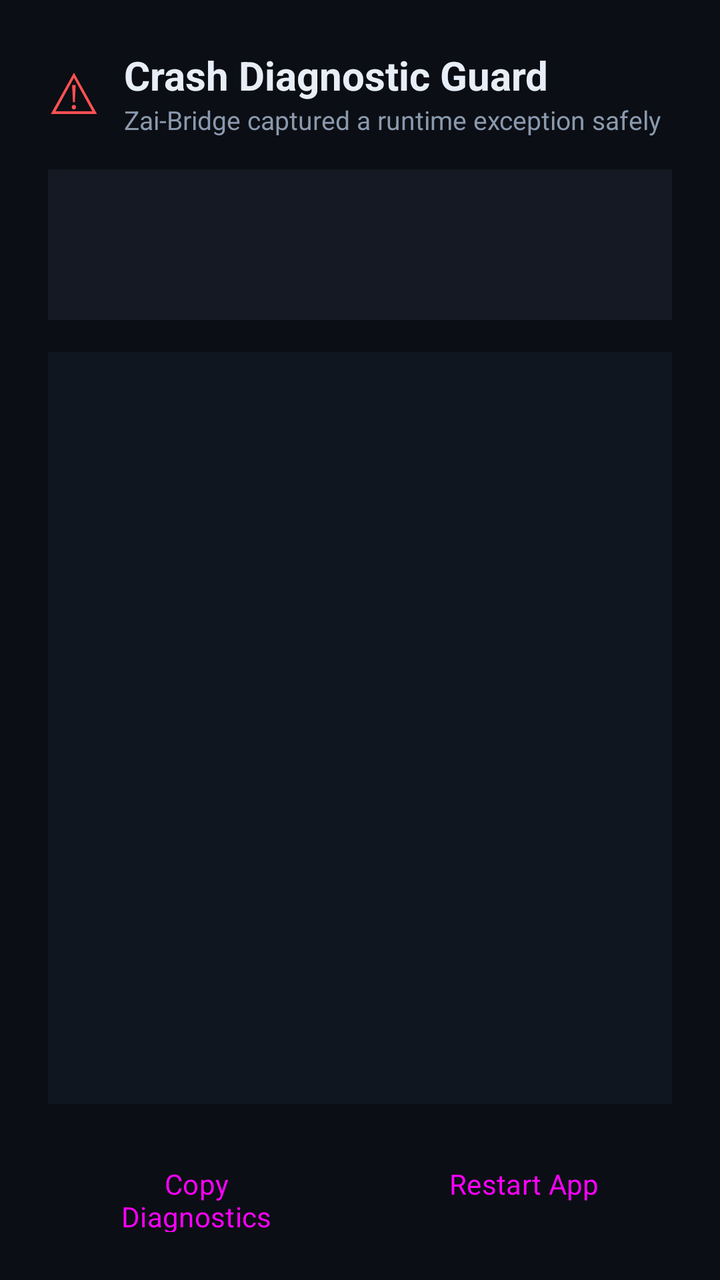
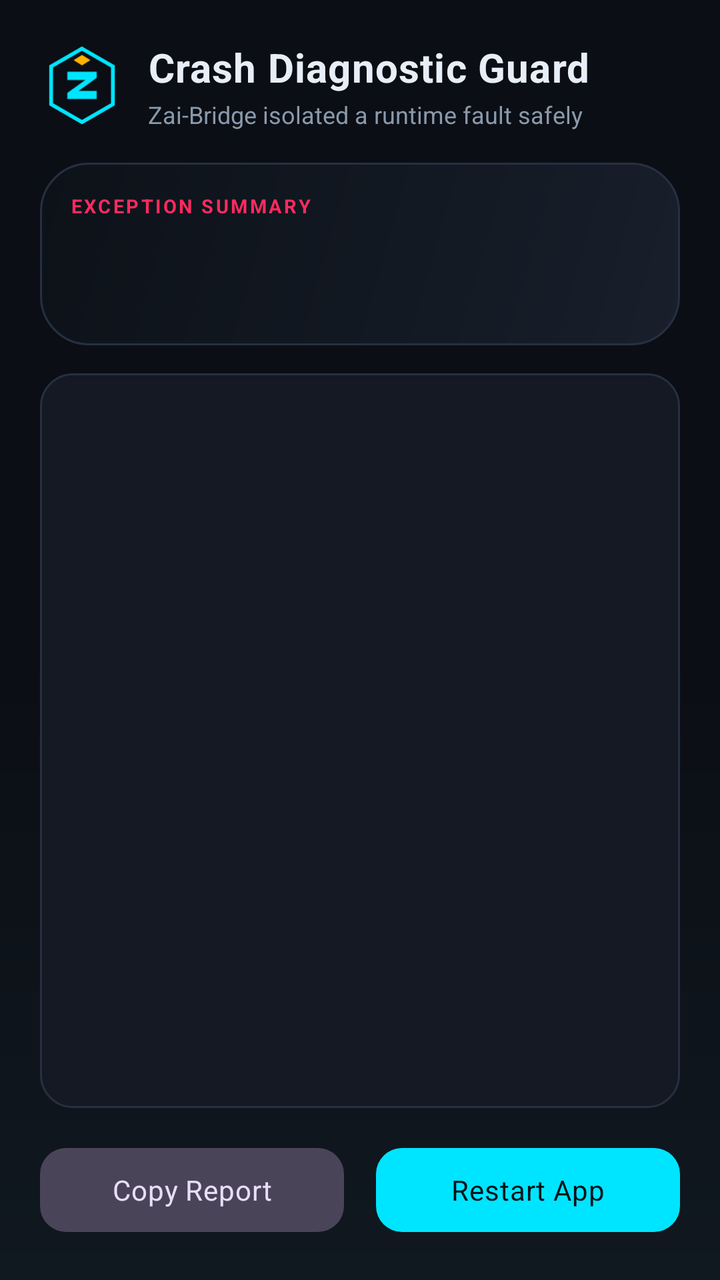

An Android layout rendered at two revisions. The XML below is the earlier revision; the diff shows what the commit changed to produce the second picture.
<!-- AndroidManifest.xml: activity theme Theme.ZaiBridge -->
<!-- res/layout/activity_crash.xml -->
<?xml version="1.0" encoding="utf-8"?>
<LinearLayout xmlns:android="http://schemas.android.com/apk/res/android"
    android:layout_width="match_parent"
    android:layout_height="match_parent"
    android:background="@color/zb_background"
    android:orientation="vertical"
    android:padding="24dp">

    
    <LinearLayout
        android:layout_width="match_parent"
        android:layout_height="wrap_content"
        android:orientation="horizontal"
        android:gravity="center_vertical"
        android:layout_marginBottom="16dp">

        <TextView
            android:layout_width="wrap_content"
            android:layout_height="wrap_content"
            android:text="⚠"
            android:textColor="#FF5252"
            android:textSize="28sp"
            android:layout_marginEnd="12dp" />

        <LinearLayout
            android:layout_width="0dp"
            android:layout_height="wrap_content"
            android:layout_weight="1"
            android:orientation="vertical">

            <TextView
                android:layout_width="wrap_content"
                android:layout_height="wrap_content"
                android:text="Crash Diagnostic Guard"
                android:textColor="@color/zb_text"
                android:textSize="20sp"
                android:textStyle="bold" />

            <TextView
                android:layout_width="wrap_content"
                android:layout_height="wrap_content"
                android:text="Zai-Bridge captured a runtime exception safely"
                android:textColor="@color/zb_text_dim"
                android:textSize="13sp" />
        </LinearLayout>
    </LinearLayout>

    
    <LinearLayout
        android:layout_width="match_parent"
        android:layout_height="wrap_content"
        android:background="@color/zb_surface"
        android:orientation="vertical"
        android:padding="16dp"
        android:layout_marginBottom="16dp">

        <TextView
            android:id="@+id/tv_crash_error"
            android:layout_width="match_parent"
            android:layout_height="wrap_content"
            android:textColor="#FF8A80"
            android:textSize="14sp"
            android:textStyle="bold"
            android:layout_marginBottom="8dp" />

        <TextView
            android:id="@+id/tv_device_info"
            android:layout_width="match_parent"
            android:layout_height="wrap_content"
            android:textColor="@color/zb_text_dim"
            android:textSize="12sp"
            android:fontFamily="monospace" />
    </LinearLayout>

    
    <ScrollView
        android:layout_width="match_parent"
        android:layout_height="0dp"
        android:layout_weight="1"
        android:background="@color/zb_surface_low"
        android:padding="12dp"
        android:layout_marginBottom="16dp">

        <TextView
            android:id="@+id/tv_stack_trace"
            android:layout_width="match_parent"
            android:layout_height="wrap_content"
            android:textColor="@color/zb_text"
            android:textSize="11sp"
            android:fontFamily="monospace"
            android:textIsSelectable="true" />
    </ScrollView>

    
    <LinearLayout
        android:layout_width="match_parent"
        android:layout_height="wrap_content"
        android:orientation="horizontal">

        <Button
            android:id="@+id/btn_copy"
            style="@style/Widget.Material3.Button.TonalButton"
            android:layout_width="0dp"
            android:layout_height="48dp"
            android:layout_weight="1"
            android:layout_marginEnd="8dp"
            android:text="Copy Diagnostics"
            android:textAllCaps="false" />

        <Button
            android:id="@+id/btn_restart"
            style="@style/Widget.Material3.Button"
            android:layout_width="0dp"
            android:layout_height="48dp"
            android:layout_weight="1"
            android:layout_marginStart="8dp"
            android:text="Restart App"
            android:textAllCaps="false" />
    </LinearLayout>

</LinearLayout>
<!-- resources referenced by this layout -->
<resources>
  <color name="zb_background">#0B0E14</color>
  <color name="zb_surface">#141923</color>
  <color name="zb_surface_low">#101620</color>
  <color name="zb_text">#E8EEF7</color>
  <color name="zb_text_dim">#8A99AD</color>
  <color name="zb_accent">#00E5FF</color>
  <color name="zb_on_accent">#04121A</color>
  <color name="zb_accent_deep">#008DA0</color>
  <color name="zb_amber">#FFB300</color>
  <color name="zb_surface_high">#1A2130</color>
  <color name="zb_outline">#263042</color>
  <style name="Widget.ZaiBridge.Button" parent="Widget.Material3.Button">
          <item name="android:textAllCaps">false</item>
          <item name="android:letterSpacing">0.02</item>
          <item name="cornerRadius">16dp</item>
      </style>
  <!-- unchanged entries left out for length: 1 -->
</resources>

<!-- the commit's change to res/layout/activity_crash.xml (unified diff, before → after) -->
@@ -1,26 +1,27 @@
 <?xml version="1.0" encoding="utf-8"?>
 <LinearLayout xmlns:android="http://schemas.android.com/apk/res/android"
+    xmlns:app="http://schemas.android.com/apk/res-auto"
     android:layout_width="match_parent"
     android:layout_height="match_parent"
-    android:background="@color/zb_background"
+    android:background="@drawable/bg_app"
+    android:fitsSystemWindows="true"
     android:orientation="vertical"
-    android:padding="24dp">
+    android:padding="20dp">
 
     
     <LinearLayout
         android:layout_width="match_parent"
         android:layout_height="wrap_content"
-        android:orientation="horizontal"
+        android:layout_marginBottom="16dp"
         android:gravity="center_vertical"
-        android:layout_marginBottom="16dp">
+        android:orientation="horizontal">
 
-        <TextView
-            android:layout_width="wrap_content"
-            android:layout_height="wrap_content"
-            android:text="⚠"
-            android:textColor="#FF5252"
-            android:textSize="28sp"
-            android:layout_marginEnd="12dp" />
+        <ImageView
+            android:layout_width="42dp"
+            android:layout_height="42dp"
+            android:layout_marginEnd="12dp"
+            android:contentDescription="@null"
+            android:src="@drawable/ic_emblem" />
 
         <LinearLayout
             android:layout_width="0dp"
@@ -31,6 +32,7 @@
             <TextView
                 android:layout_width="wrap_content"
                 android:layout_height="wrap_content"
+                android:letterSpacing="0.02"
                 android:text="Crash Diagnostic Guard"
                 android:textColor="@color/zb_text"
                 android:textSize="20sp"
@@ -39,9 +41,10 @@
             <TextView
                 android:layout_width="wrap_content"
                 android:layout_height="wrap_content"
-                android:text="Zai-Bridge captured a runtime exception safely"
+                android:layout_marginTop="2dp"
+                android:text="Zai-Bridge isolated a runtime fault safely"
                 android:textColor="@color/zb_text_dim"
-                android:textSize="13sp" />
+                android:textSize="12sp" />
         </LinearLayout>
     </LinearLayout>
 
@@ -49,46 +52,61 @@
     <LinearLayout
         android:layout_width="match_parent"
         android:layout_height="wrap_content"
-        android:background="@color/zb_surface"
+        android:layout_marginBottom="14dp"
+        android:background="@drawable/bg_glass"
         android:orientation="vertical"
-        android:padding="16dp"
-        android:layout_marginBottom="16dp">
+        android:padding="15dp">
+
+        <TextView
+            android:layout_width="wrap_content"
+            android:layout_height="wrap_content"
+            android:letterSpacing="0.12"
+            android:text="EXCEPTION SUMMARY"
+            android:textAllCaps="true"
+            android:textColor="#FF2A5F"
+            android:textSize="9.5sp"
+            android:textStyle="bold" />
 
         <TextView
             android:id="@+id/tv_crash_error"
             android:layout_width="match_parent"
             android:layout_height="wrap_content"
+            android:layout_marginTop="5dp"
+            android:layout_marginBottom="10dp"
             android:textColor="#FF8A80"
-            android:textSize="14sp"
-            android:textStyle="bold"
-            android:layout_marginBottom="8dp" />
+            android:textSize="13.5sp"
+            android:textStyle="bold" />
 
         <TextView
             android:id="@+id/tv_device_info"
             android:layout_width="match_parent"
             android:layout_height="wrap_content"
+            android:fontFamily="monospace"
+            android:fontFeatureSettings="tnum"
+            android:lineSpacingExtra="3dp"
             android:textColor="@color/zb_text_dim"
-            android:textSize="12sp"
-            android:fontFamily="monospace" />
+            android:textSize="11sp" />
     </LinearLayout>
 
     
     <ScrollView
         android:layout_width="match_parent"
         android:layout_height="0dp"
+        android:layout_marginBottom="16dp"
         android:layout_weight="1"
-        android:background="@color/zb_surface_low"
-        android:padding="12dp"
-        android:layout_marginBottom="16dp">
+        android:background="@drawable/bg_file_row"
+        android:padding="13dp">
 
         <TextView
             android:id="@+id/tv_stack_trace"
             android:layout_width="match_parent"
             android:layout_height="wrap_content"
+            android:fontFamily="monospace"
+            android:fontFeatureSettings="tnum"
+            android:lineSpacingExtra="2dp"
             android:textColor="@color/zb_text"
-            android:textSize="11sp"
-            android:fontFamily="monospace"
-            android:textIsSelectable="true" />
+            android:textIsSelectable="true"
+            android:textSize="10.5sp" />
     </ScrollView>
 
     
@@ -97,25 +115,29 @@
         android:layout_height="wrap_content"
         android:orientation="horizontal">
 
-        <Button
+        <com.google.android.material.button.MaterialButton
             android:id="@+id/btn_copy"
             style="@style/Widget.Material3.Button.TonalButton"
             android:layout_width="0dp"
-            android:layout_height="48dp"
+            android:layout_height="50dp"
+            android:layout_marginEnd="8dp"
             android:layout_weight="1"
-            android:layout_marginEnd="8dp"
-            android:text="Copy Diagnostics"
-            android:textAllCaps="false" />
+            android:text="Copy Report"
+            android:textAllCaps="false"
+            app:cornerRadius="13dp" />
 
-        <Button
+        <com.google.android.material.button.MaterialButton
             android:id="@+id/btn_restart"
-            style="@style/Widget.Material3.Button"
+            style="@style/Widget.ZaiBridge.Button"
             android:layout_width="0dp"
-            android:layout_height="48dp"
+            android:layout_height="50dp"
+            android:layout_marginStart="8dp"
             android:layout_weight="1"
-            android:layout_marginStart="8dp"
             android:text="Restart App"
-            android:textAllCaps="false" />
+            android:textAllCaps="false"
+            android:textColor="@color/zb_on_accent"
+            app:backgroundTint="@color/zb_accent"
+            app:cornerRadius="13dp" />
     </LinearLayout>
 
 </LinearLayout>
<!-- resource entries referenced after the edit -->
@@ -2,9 +2,57 @@
 <resources>
   <color name="zb_background">#0B0E14</color>
   <color name="zb_surface">#141923</color>
-  <color name="zb_surface_low">#101620</color>
   <color name="zb_text">#E8EEF7</color>
   <color name="zb_text_dim">#8A99AD</color>
+  <!-- drawable bg_app (drawable) -->
+  <?xml version="1.0" encoding="utf-8"?>
+  <shape xmlns:android="http://schemas.android.com/apk/res/android">
+      <gradient
+          android:angle="270"
+          android:startColor="#0B0E14"
+          android:centerColor="#0B0E14"
+          android:endColor="#101820" />
+  </shape>
+  <!-- drawable bg_file_row (drawable) -->
+  <?xml version="1.0" encoding="utf-8"?>
+  <shape xmlns:android="http://schemas.android.com/apk/res/android"
+      android:shape="rectangle">
+      <corners android:radius="16dp" />
+      <solid android:color="#141923" />
+      <stroke android:width="1dp" android:color="@color/zb_outline" />
+  </shape>
+  <!-- drawable bg_glass (drawable) -->
+  <?xml version="1.0" encoding="utf-8"?>
+  <shape xmlns:android="http://schemas.android.com/apk/res/android"
+      android:shape="rectangle">
+      <corners android:radius="24dp" />
+      <gradient
+          android:angle="135"
+          android:startColor="#191F2B"
+          android:centerColor="#121821"
+          android:endColor="#0D1219" />
+      <stroke android:width="1dp" android:color="@color/zb_outline" />
+  </shape>
+  <!-- drawable ic_emblem (drawable) -->
+  <?xml version="1.0" encoding="utf-8"?>
+  <vector xmlns:android="http://schemas.android.com/apk/res/android"
+      android:width="40dp"
+      android:height="40dp"
+      android:viewportWidth="40"
+      android:viewportHeight="40">
+      
+      <path
+          android:pathData="M20,2.5 L34.7,11 L34.7,29 L20,37.5 L5.3,29 L5.3,11 Z"
+          android:strokeColor="#00E5FF"
+          android:strokeWidth="1.8"
+          android:fillColor="#0B0E14" />
+      <path
+          android:pathData="M13,13.5 L27,13.5 L27,16.4 L18.4,22.6 L27,22.6 L27,26.5 L13,26.5 L13,23.6 L21.6,17.4 L13,17.4 Z"
+          android:fillColor="#00E5FF" />
+      <path
+          android:pathData="M20,5.5 L24,8 L20,10.5 L16,8 Z"
+          android:fillColor="#FFB300" />
+  </vector>
   <color name="zb_accent">#00E5FF</color>
   <color name="zb_on_accent">#04121A</color>
   <color name="zb_accent_deep">#008DA0</color>
